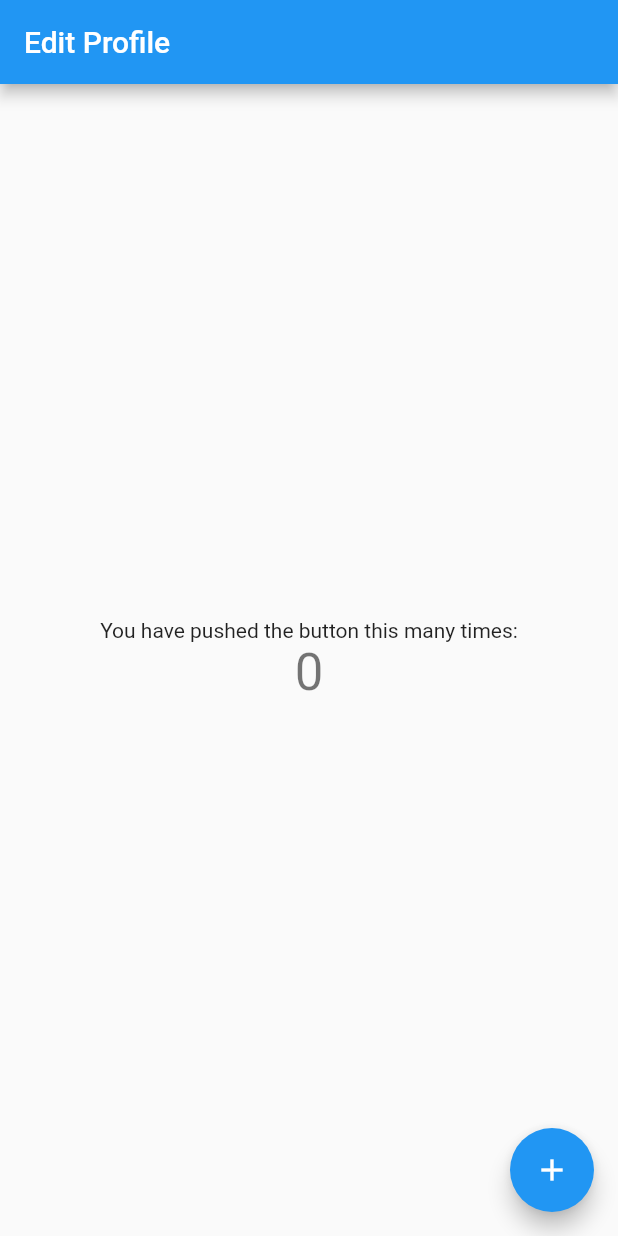
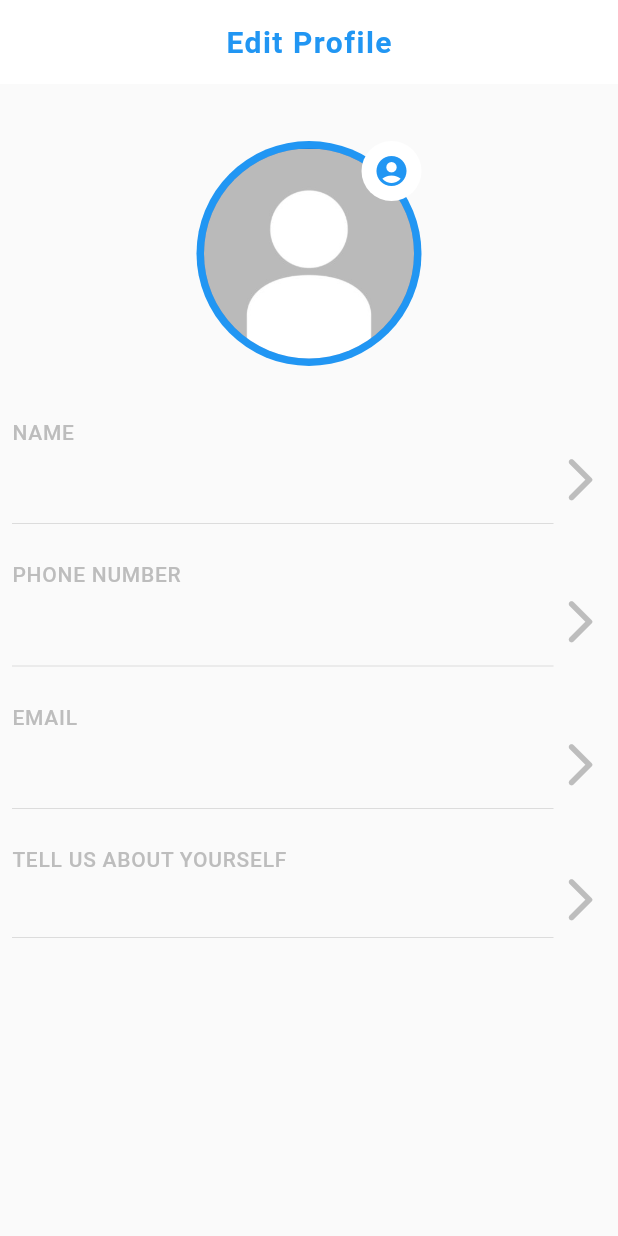
Before and after one commit to tylerwools79/agMobileApp, a Flutter app: the screen it shows after launch, on a phone screen of 412 x 824 dp. Run offline on Flutter 3.47's test engine with Material 2 defaults, Android fonts, the phone set to English and light mode, and no system bars.

Commit message:
Built the basic structure and have it set up to be stateful.

```diff
--- a/lib/main.dart
+++ b/lib/main.dart
@@ -1,113 +1,256 @@
+import 'package:ag_coding_project/presentation/custom_icon_icons.dart';
 import 'package:flutter/material.dart';
 
-void main() {
-  runApp(MyApp());
+void main() =>  runApp(MaterialApp(
+  home: Home()
+));
+class Home extends StatefulWidget {
+  @override
+  _HomeState createState() => _HomeState();
 }
 
-class MyApp extends StatelessWidget {
-  // This widget is the root of your application.
+class _HomeState extends State<Home> {
+  String fName = '';
+  String lName = '';
+  String phoneNumber = '';
+  String eMail = '';
+  String aboutMe = '';
+  String profilePicPath='assets/missing texture.jpg';
   @override
   Widget build(BuildContext context) {
-    return MaterialApp(
-      title: 'Flutter Demo',
-      theme: ThemeData(
-        // This is the theme of your application.
-        //
-        // Try running your application with "flutter run". You'll see the
-        // application has a blue toolbar. Then, without quitting the app, try
-        // changing the primarySwatch below to Colors.green and then invoke
-        // "hot reload" (press "r" in the console where you ran "flutter run",
-        // or simply save your changes to "hot reload" in a Flutter IDE).
-        // Notice that the counter didn't reset back to zero; the application
-        // is not restarted.
-        primarySwatch: Colors.blue,
+    return Scaffold(
+      appBar: AppBar(
+        title: Text('Edit Profile',
+          style: TextStyle(
+            color: Colors.blue,
+            fontSize: 20.0,
+            letterSpacing: 1.0,
+            fontWeight: FontWeight.bold,
+          ),
+        ),
+        centerTitle: true,
+        backgroundColor: Colors.white,
+        //color: Colors.blue,
+        elevation: 0.0,
       ),
-      home: MyHomePage(title: 'Edit Profile'),
+      body: Center(
+        child: Column(
+          children: <Widget>[
+            Padding(
+              padding: EdgeInsets.fromLTRB(0, 30, 0, 20),
+              child: TextButton(
+                //This is the profile picture section
+                onPressed: (){
+                  setState((){ //this does not work yet!
+                    profilePicPath='assets/default.jpg';
+                    print('Change profile pic');
+                  });
+                },
+                child: new Stack(
+                  children: <Widget>[
+                    CircleAvatar(
+                      backgroundColor: Colors.blue,
+                      radius: 75,
+                      child: CircleAvatar(
+                        backgroundImage: AssetImage('assets/default.jpg'),//Image(image: FileImage(File(profilePicPath))),
+                        radius: 70,
+                    ),
+                  ),
+                    new Positioned(
+                      right: 0.0,
+                      top: 0.0,
+                      child: CircleAvatar(
+                        backgroundColor: Colors.white,
+                          child: new Icon(
+                            Icons.account_circle_rounded,
+                            color: Colors.blue,
+                          )
+                      )
+                    )
+                 ]
+                )
+              ),
+            ),
+            TextButton(
+                onPressed: (){
+                  setState((){
+                    fName='John';
+                    lName='Doe';
+                  });
+                },
+                child: Row(
+                  mainAxisAlignment: MainAxisAlignment.spaceBetween,
+                  crossAxisAlignment: CrossAxisAlignment.center,
+                  children: [
+                    Expanded(
+                      child: Column(
+                        crossAxisAlignment: CrossAxisAlignment.start,
+                        children: <Widget>[
+                          Text('NAME',
+                          style: TextStyle(
+                            color: Colors.grey[400],
+                            letterSpacing: 0.5,
+                          ),
+                          ),
+                          SizedBox(height:5.0),
+                          Text('$fName $lName',
+                          style: TextStyle(
+                            color: Colors.black,
+                            fontSize: 24.0,
+                            fontWeight: FontWeight.bold,
+                            letterSpacing: 0.5,
+                          )
+                          ),
+                          SizedBox(height:10),
+                          Divider(height: 20),
+                        ],
+                      ),
+                    ),
+                    Icon(
+                      Icons.arrow_forward_ios_rounded,
+                      color: Colors.grey[400],
+                        size: 35.0,
+
+                    )
+                  ],
+                )
+            ),
+            TextButton(
+                onPressed: (){
+                  setState((){
+                    phoneNumber = '1-(555)-555-5555';
+                  });
+                },
+                child: Row(
+                  mainAxisAlignment: MainAxisAlignment.spaceBetween,
+                  crossAxisAlignment: CrossAxisAlignment.center,
+                  children: [
+                    Expanded(
+                      child: Column(
+                        crossAxisAlignment: CrossAxisAlignment.start,
+                        children: <Widget>[
+                          Text('PHONE NUMBER',
+                            style: TextStyle(
+                              color: Colors.grey[400],
+                              letterSpacing: 0.5,
+                            ),
+                          ),
+                          SizedBox(height:5.0),
+                          Text('$phoneNumber',
+                              style: TextStyle(
+                                color: Colors.black,
+                                fontSize: 24.0,
+                                fontWeight: FontWeight.bold,
+                                letterSpacing: 0.5,
+                              )
+                          ),
+                          SizedBox(height:10),
+                          Divider(height: 20),
+                        ],
+                      ),
+                    ),
+                    Icon(
+                      Icons.arrow_forward_ios_rounded,
+                      color: Colors.grey[400],
+                      size: 35.0,
+
+                    )
+                  ],
+                )
+            ),
+            TextButton(
+                onPressed: (){
+                  setState((){
+                    eMail='john.doe@email.com';
+                  });
+                },
+                child: Row(
+                  mainAxisAlignment: MainAxisAlignment.spaceBetween,
+                  crossAxisAlignment: CrossAxisAlignment.center,
+                  children: [
+                    Expanded(
+                      child: Column(
+                        crossAxisAlignment: CrossAxisAlignment.start,
+                        children: <Widget>[
+                          Text('EMAIL',
+                            style: TextStyle(
+                              color: Colors.grey[400],
+                              letterSpacing: 0.5,
+                            ),
+                          ),
+                          SizedBox(height:5.0),
+                          Text('$eMail',
+                              style: TextStyle(
+                                color: Colors.black,
+                                fontSize: 24.0,
+                                fontWeight: FontWeight.bold,
+                                letterSpacing: 0.5,
+                              )
+                          ),
+                          SizedBox(height:10),
+                          Divider(height: 20),
+                        ],
+                      ),
+                    ),
+                    Icon(
+                      Icons.arrow_forward_ios_rounded,
+                      color: Colors.grey[400],
+                      size: 35.0,
+
+                    )
+                  ],
+                )
+            ),
+            TextButton(
+                onPressed: (){
+                  setState((){
+                    aboutMe='Lorem ipsum dolor sit amet, consectetur adipiscing elit. Suspendisse dolor diam, lobortis in semper et, facilisis at metus. Fusce iaculis scelerisque nibh et aliquet. Fusce iaculis ligula et lectus viverra sollicitudin. Nulla velit arcu, imperdiet id molestie eu, mollis eget metus. Mauris nisl mauris, dapibus vitae risus ac, fringilla varius.';
+                  });
+                },
+                child: Row(
+                  mainAxisAlignment: MainAxisAlignment.spaceBetween,
+                  crossAxisAlignment: CrossAxisAlignment.center,
+                  children: [
+                    Expanded(
+                      child: Column(
+                        crossAxisAlignment: CrossAxisAlignment.start,
+                        children: <Widget>[
+                          Text('TELL US ABOUT YOURSELF',
+                            style: TextStyle(
+                              color: Colors.grey[400],
+                              letterSpacing: 0.5,
+                            ),
+                          ),
+                          SizedBox(height:5.0),
+                          ConstrainedBox(
+                            constraints: BoxConstraints(maxHeight: 50),
+                            child: Text('$aboutMe',
+                                style: TextStyle(
+                                  color: Colors.black,
+                                  fontSize: 16.0,
+                                  fontWeight: FontWeight.bold,
+                                  letterSpacing: 0.5,
+                                )
+                            ),
+                          ),
+                          SizedBox(height:10),
+                          Divider(height: 20),
+                        ],
+                      ),
+                    ),
+                    Icon(
+                      Icons.arrow_forward_ios_rounded,
+                      color: Colors.grey[400],
+                      size: 35.0,
+
+                    )
+                  ],
+                )
+            ),
+          ]
+        )
+
+      )
     );
   }
 }
-
-class MyHomePage extends StatefulWidget {
-  MyHomePage({Key key, this.title}) : super(key: key);
-
-  // This widget is the home page of your application. It is stateful, meaning
-  // that it has a State object (defined below) that contains fields that affect
-  // how it looks.
-
-  // This class is the configuration for the state. It holds the values (in this
-  // case the title) provided by the parent (in this case the App widget) and
-  // used by the build method of the State. Fields in a Widget subclass are
-  // always marked "final".
-
-  final String title;
-
-  @override
-  _MyHomePageState createState() => _MyHomePageState();
-}
-
-class _MyHomePageState extends State<MyHomePage> {
-  int _counter = 0;
-
-  void _incrementCounter() {
-    setState(() {
-      // This call to setState tells the Flutter framework that something has
-      // changed in this State, which causes it to rerun the build method below
-      // so that the display can reflect the updated values. If we changed
-      // _counter without calling setState(), then the build method would not be
-      // called again, and so nothing would appear to happen.
-      _counter++;
-    });
-  }
-
-  @override
-  Widget build(BuildContext context) {
-    // This method is rerun every time setState is called, for instance as done
-    // by the _incrementCounter method above.
-    //
-    // The Flutter framework has been optimized to make rerunning build methods
-    // fast, so that you can just rebuild anything that needs updating rather
-    // than having to individually change instances of widgets.
-    return Scaffold(
-      appBar: AppBar(
-        // Here we take the value from the MyHomePage object that was created by
-        // the App.build method, and use it to set our appbar title.
-        title: Text(widget.title),
-      ),
-      body: Center(
-        // Center is a layout widget. It takes a single child and positions it
-        // in the middle of the parent.
-        child: Column(
-          // Column is also a layout widget. It takes a list of children and
-          // arranges them vertically. By default, it sizes itself to fit its
-          // children horizontally, and tries to be as tall as its parent.
-          //
-          // Invoke "debug painting" (press "p" in the console, choose the
-          // "Toggle Debug Paint" action from the Flutter Inspector in Android
-          // Studio, or the "Toggle Debug Paint" command in Visual Studio Code)
-          // to see the wireframe for each widget.
-          //
-          // Column has various properties to control how it sizes itself and
-          // how it positions its children. Here we use mainAxisAlignment to
-          // center the children vertically; the main axis here is the vertical
-          // axis because Columns are vertical (the cross axis would be
-          // horizontal).
-          mainAxisAlignment: MainAxisAlignment.center,
-          children: <Widget>[
-            Text(
-              'You have pushed the button this many times:',
-            ),
-            Text(
-              '$_counter',
-              style: Theme.of(context).textTheme.headline4,
-            ),
-          ],
-        ),
-      ),
-      floatingActionButton: FloatingActionButton(
-        onPressed: _incrementCounter,
-        tooltip: 'Increment',
-        child: Icon(Icons.add),
-      ), // This trailing comma makes auto-formatting nicer for build methods.
-    );
-  }
-}
```
Also changed, not shown: pubspec.yaml (+7 -6 lines), assets/default.jpg (added), assets/missing texture.jpg (added), 1 other file.
